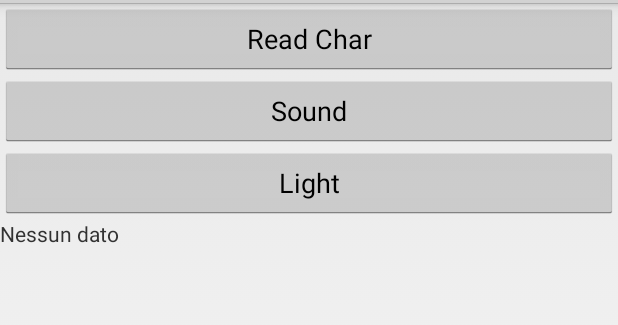
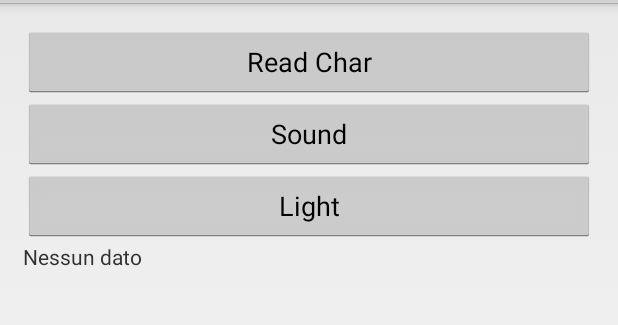
Before and after one commit to Lucajava/BLHELPOK, an Android app: the layout button_control.xml on its own in the app's theme, with its tools: preview values and no code run, on a phone screen of 412 x 824 dp, the part 69-394 px from its top. Run offline under Robolectric (Android 15) with nearby library versions, the phone set to English and light mode, and no system bars.

```diff
--- a/Application/build.gradle
+++ b/Application/build.gradle
@@ -35,7 +35,7 @@ android {
 
     defaultConfig {
         minSdkVersion 18
-        targetSdkVersion 23
+        targetSdkVersion 21
     }
 
     compileOptions {
--- a/Application/src/main/java/com/dstech/android/blhelp/DeviceScanActivity.java
+++ b/Application/src/main/java/com/dstech/android/blhelp/DeviceScanActivity.java
@@ -17,11 +17,14 @@
 package com.dstech.android.blhelp;
 
 import android.app.Activity;
+import android.app.AlertDialog;
+import android.app.Dialog;
 import android.app.ListActivity;
 import android.bluetooth.BluetoothAdapter;
 import android.bluetooth.BluetoothDevice;
 import android.bluetooth.BluetoothManager;
 import android.content.Context;
+import android.content.DialogInterface;
 import android.content.Intent;
 import android.content.SharedPreferences;
 import android.content.pm.PackageManager;
@@ -67,6 +70,7 @@ public class DeviceScanActivity extends ListActivity {
         deviceAddress = sharedPref.getString(DEVICE_ADDRESS, null);*/
         mHandler = new Handler();
 
+
         // Use this check to determine whether BLE is supported on the device.  Then you can
         // selectively disable BLE-related features.
         if (!getPackageManager().hasSystemFeature(PackageManager.FEATURE_BLUETOOTH_LE)) {
@@ -85,6 +89,22 @@ public class DeviceScanActivity extends ListActivity {
             finish();
             return;
         }
+
+        new AlertDialog.Builder(this)
+                .setTitle(R.string.connect_device_title)
+                .setMessage(R.string.connect_device)
+                .setPositiveButton(android.R.string.yes, new DialogInterface.OnClickListener() {
+                    public void onClick(DialogInterface dialog, int which) {
+                        // continue with delete
+                    }
+                })
+                .setNegativeButton(android.R.string.no, new DialogInterface.OnClickListener() {
+                    public void onClick(DialogInterface dialog, int which) {
+                        // do nothing
+                    }
+                })
+                .setIcon(android.R.drawable.ic_dialog_alert)
+                .show();
     }
 
     @Override
@@ -184,6 +204,23 @@ public class DeviceScanActivity extends ListActivity {
                     mScanning = false;
                     mBluetoothAdapter.stopLeScan(mLeScanCallback);
                     invalidateOptionsMenu();
+                    if(mLeDeviceListAdapter.isEmpty()){
+                        new AlertDialog.Builder(DeviceScanActivity.this)
+                                .setTitle(R.string.connect_device_title)
+                                .setMessage(R.string.connect_device)
+                                .setPositiveButton(android.R.string.yes, new DialogInterface.OnClickListener() {
+                                    public void onClick(DialogInterface dialog, int which) {
+                                        // continue with delete
+                                    }
+                                })
+                                .setNegativeButton(android.R.string.no, new DialogInterface.OnClickListener() {
+                                    public void onClick(DialogInterface dialog, int which) {
+                                        // do nothing
+                                    }
+                                })
+                                .setIcon(android.R.drawable.ic_dialog_alert)
+                                .show();
+                    }
                 }
             }, SCAN_PERIOD);
 
--- a/Application/src/main/res/layout/button_control.xml
+++ b/Application/src/main/res/layout/button_control.xml
@@ -1,7 +1,8 @@
 <?xml version="1.0" encoding="utf-8"?>
 <LinearLayout xmlns:android="http://schemas.android.com/apk/res/android"
     android:orientation="vertical" android:layout_width="match_parent"
-    android:layout_height="match_parent">
+    android:layout_height="match_parent"
+    android:layout_margin="15dp">
 
     <Button
         android:layout_width="match_parent"
--- a/Application/src/main/res/values/strings.xml
+++ b/Application/src/main/res/values/strings.xml
@@ -23,6 +23,8 @@
     <string name="disconnected">Disconnesso</string>
     <string name="title_devices">BLhElp Scan...</string>
     <string name="error_bluetooth_not_supported">Bluetooth non supportato.</string>
+    <string name="connect_device">Accendi il BLE.</string>
+    <string name="connect_device_title">Allert</string>
 
     <string name="unknown_device">Device sconosciuto</string>
     <string name="unknown_characteristic">Caratteristica sconosciuta</string>
```
Also changed, not shown: Application/src/main/java/com/dstech/android/blhelp/BluetoothLeService.java (+31 -18 lines), Application/src/main/java/com/dstech/android/blhelp/DeviceControlActivity.java (+9 -4 lines).
